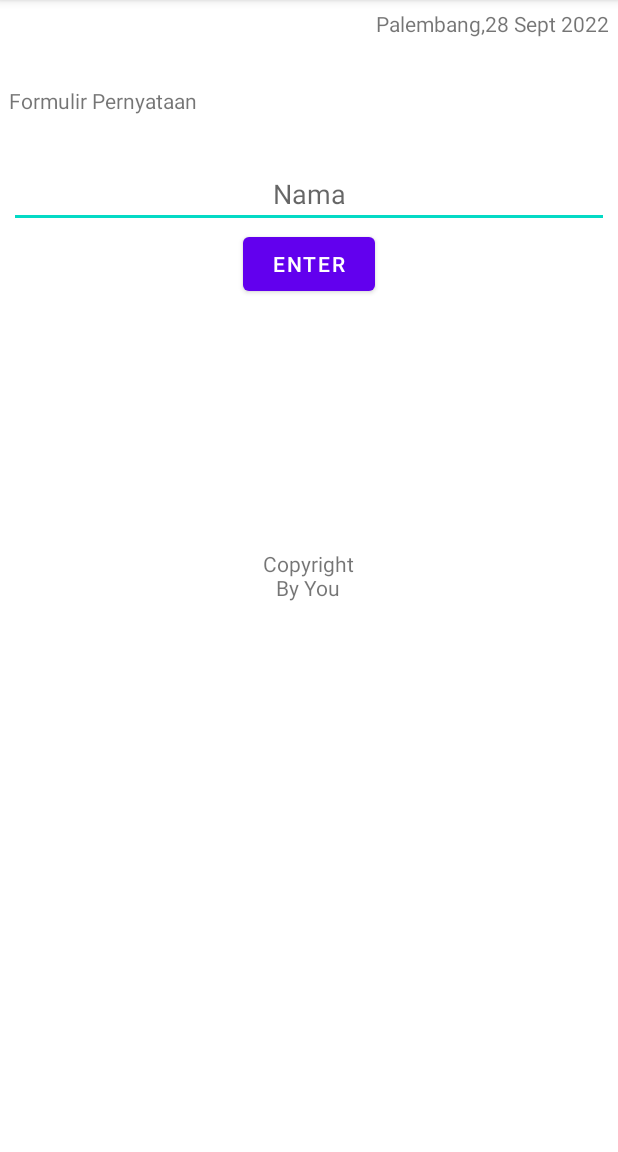
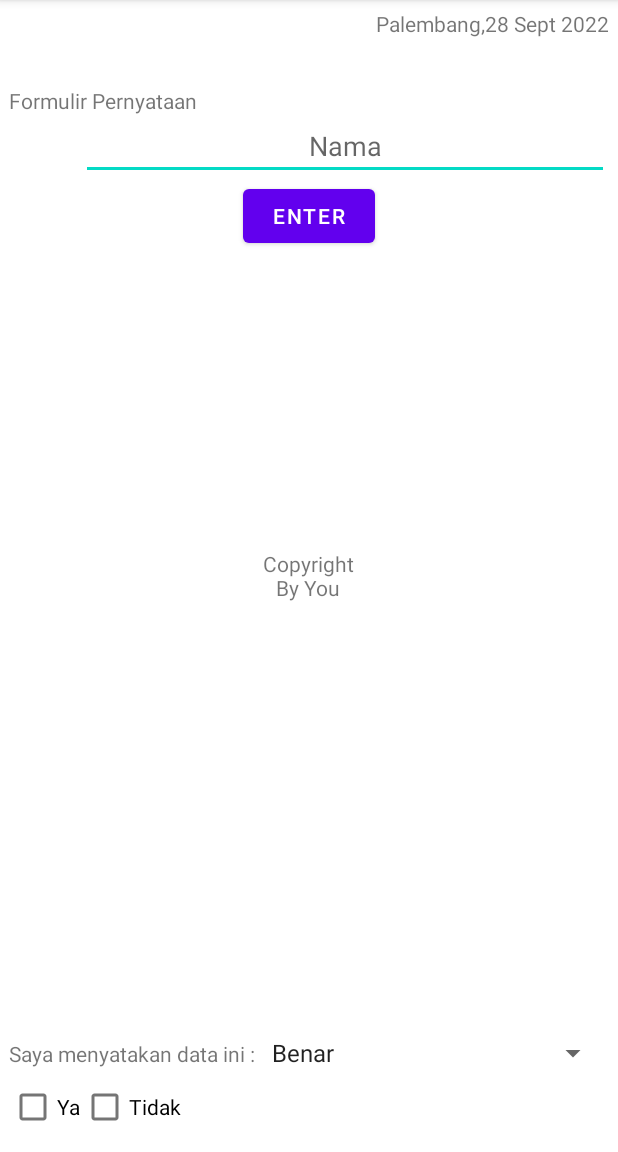
Before and after one commit to adelianjelina/RelativeAneh-1, an Android app: the screen it shows after launch (MainActivity), on a phone screen of 412 x 824 dp, the part 84-1236 px from its top. Run offline under Robolectric (Android 15) with nearby library versions, the phone set to English and light mode, and no system bars.

```diff
--- a/app/src/main/res/layout/activity_main.xml
+++ b/app/src/main/res/layout/activity_main.xml
@@ -20,14 +20,18 @@
         android:text="Formulir Pernyataan"
         android:layout_below="@id/tv_tanggal"
         android:layout_marginTop="32dp"/>
+
     <EditText
         android:id="@+id/et_nama"
         android:layout_width="match_parent"
         android:layout_height="wrap_content"
-        android:hint="Nama"
         android:layout_below="@id/tv_formulir_pernyataan"
-        android:layout_marginTop="30dp"
-        android:gravity="center"/>
+        android:layout_marginLeft="0dp"
+        android:layout_marginTop="-2dp"
+        android:layout_toRightOf="@id/cb_ya"
+        android:gravity="center"
+        android:hint="Nama" />
+
     <Button
         android:id="@+id/btn_enter"
         android:layout_width="wrap_content"
@@ -43,5 +47,38 @@
         android:gravity="center"
         android:layout_centerInParent="true"/>
 
+    <CheckBox
+        android:id="@+id/cb_ya"
+        android:layout_width="wrap_content"
+        android:layout_height="wrap_content"
+        android:text="Ya"
+        android:layout_alignParentBottom="true"/>
+
+    <CheckBox
+        android:id="@+id/cb_tidak"
+        android:layout_width="wrap_content"
+        android:layout_height="wrap_content"
+        android:text="Tidak"
+        android:layout_alignParentBottom="true"
+        android:layout_toRightOf="@+id/cb_ya"/>
+
+    <TextView
+        android:id="@+id/tv_saya_nyatakan"
+        android:layout_width="wrap_content"
+        android:layout_height="wrap_content"
+        android:text="Saya menyatakan data ini : "
+        android:layout_marginBottom="2dp"
+        android:layout_above="@+id/cb_ya"/>
+
+    <Spinner
+        android:id="@+id/sp_kemungkinan"
+        android:layout_width="match_parent"
+        android:layout_height="wrap_content"
+        android:entries="@array/arr_kemungkinan"
+        android:layout_above="@id/cb_ya"
+        android:layout_toRightOf="@id/tv_saya_nyatakan"/>
+
+
+
 
 </RelativeLayout>
--- a/app/src/main/res/values/strings.xml
+++ b/app/src/main/res/values/strings.xml
@@ -1,3 +1,18 @@
 <resources>
     <string name="app_name">Relative Aneh</string>
+    <string-array name="arr_kemungkinan">
+        <item>
+            Benar
+        </item>
+        <item>
+            Mungkin Benar
+        </item>
+        <item>
+            Mungkin Salah
+        </item>
+        <item>
+            Salah
+        </item>
+    </string-array>
+
 </resources>
```
